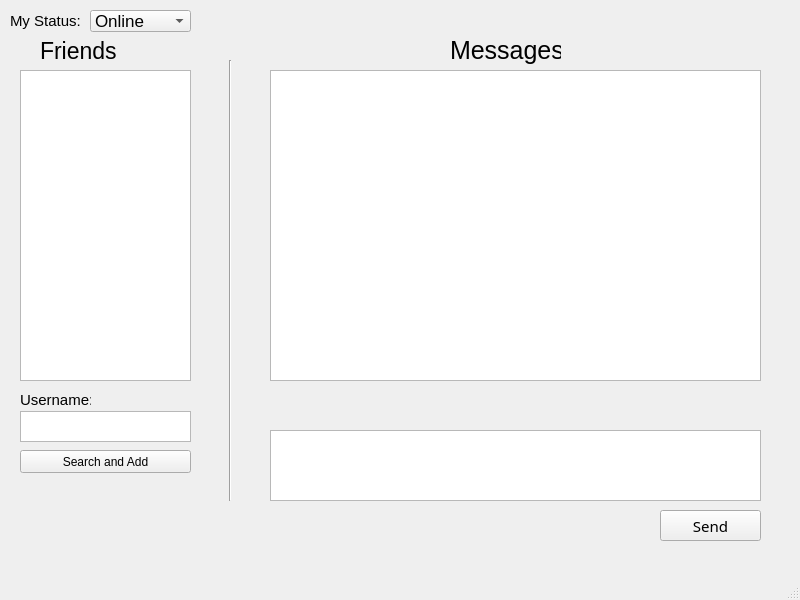
Before: the Qt Designer form Qtmain/untitled.ui in ChenliangEdward/P2PChat, drawn with Qt 5.
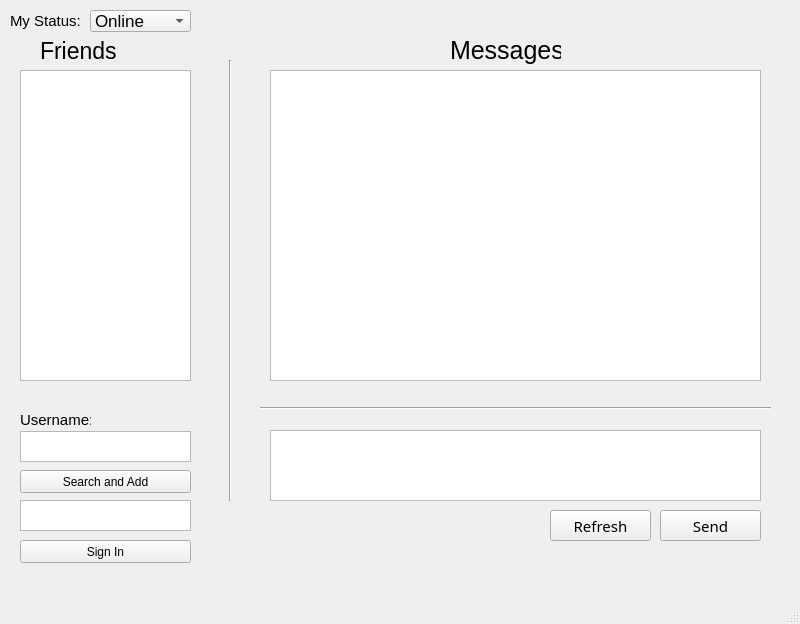
After: the same form once the commit is applied.

Commit message: add search and add to friend list

Patch:
```diff
--- a/Qtmain/untitled.ui
+++ b/Qtmain/untitled.ui
@@ -7,7 +7,7 @@
     <x>0</x>
     <y>0</y>
     <width>800</width>
-    <height>600</height>
+    <height>624</height>
    </rect>
   </property>
   <property name="windowTitle">
@@ -99,24 +99,11 @@
      </rect>
     </property>
    </widget>
-   <widget class="QPushButton" name="searchButton">
-    <property name="geometry">
-     <rect>
-      <x>20</x>
-      <y>450</y>
-      <width>171</width>
-      <height>23</height>
-     </rect>
-    </property>
-    <property name="text">
-     <string>Search and Add</string>
-    </property>
-   </widget>
    <widget class="QTextEdit" name="userSearchBox">
     <property name="geometry">
      <rect>
       <x>20</x>
-      <y>411</y>
+      <y>431</y>
       <width>171</width>
       <height>31</height>
      </rect>
@@ -126,7 +113,7 @@
     <property name="geometry">
      <rect>
       <x>20</x>
-      <y>390</y>
+      <y>410</y>
       <width>71</width>
       <height>20</height>
      </rect>
@@ -206,6 +193,74 @@
      <string>My Status:</string>
     </property>
    </widget>
+   <widget class="QPushButton" name="RefreshMessage">
+    <property name="geometry">
+     <rect>
+      <x>550</x>
+      <y>510</y>
+      <width>101</width>
+      <height>31</height>
+     </rect>
+    </property>
+    <property name="font">
+     <font>
+      <family>Century Gothic</family>
+      <pointsize>11</pointsize>
+     </font>
+    </property>
+    <property name="text">
+     <string>Refresh</string>
+    </property>
+   </widget>
+   <widget class="QTextEdit" name="signInInput">
+    <property name="geometry">
+     <rect>
+      <x>20</x>
+      <y>500</y>
+      <width>171</width>
+      <height>31</height>
+     </rect>
+    </property>
+   </widget>
+   <widget class="Line" name="line_2">
+    <property name="geometry">
+     <rect>
+      <x>260</x>
+      <y>400</y>
+      <width>511</width>
+      <height>16</height>
+     </rect>
+    </property>
+    <property name="orientation">
+     <enum>Qt::Horizontal</enum>
+    </property>
+   </widget>
+   <widget class="QPushButton" name="searchandadd">
+    <property name="geometry">
+     <rect>
+      <x>20</x>
+      <y>470</y>
+      <width>171</width>
+      <height>23</height>
+     </rect>
+    </property>
+    <property name="text">
+     <string>Search and Add</string>
+    </property>
+   </widget>
+   <widget class="QPushButton" name="signIn">
+    <property name="geometry">
+     <rect>
+      <x>20</x>
+      <y>540</y>
+      <width>171</width>
+      <height>23</height>
+     </rect>
+    </property>
+    <property name="text">
+     <string>Sign In</string>
+    </property>
+   </widget>
   </widget>
   <widget class="QMenuBar" name="menubar">
    <property name="geometry">
```
The commit also changes 16 other files.
